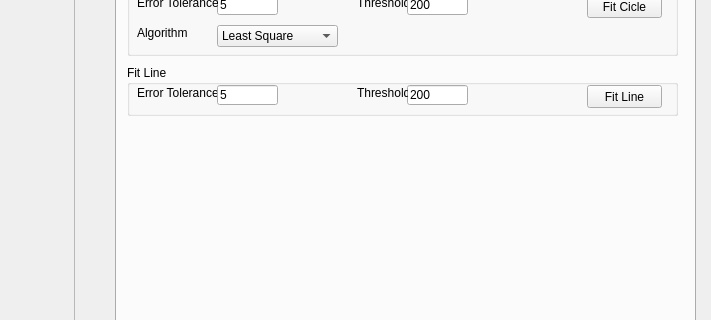
First picture: the form in VisionWidget/visionwidget.ui, repository hceng123/VisionLibrary, before the edit; both pictures show x 635 to 1346 and y 118 to 438 of the 1346 by 788 pixel window.
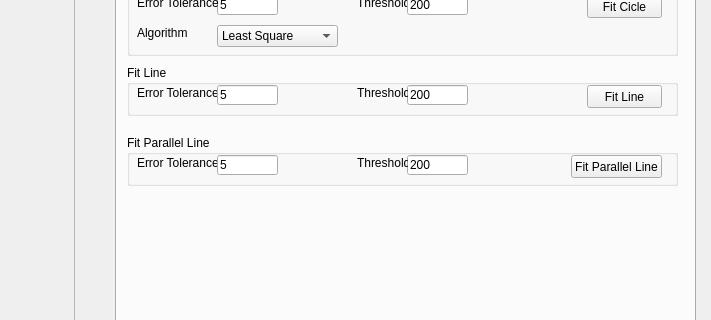
Second picture: the form after the edit. Custom widgets are drawn as their Qt base class.

Commit message:
Add fit parallel line feature to VisionWidget
Add fit parallel line feature to VisionWidget.

Diff of the .ui file:
```diff
--- a/VisionWidget/visionwidget.ui
+++ b/VisionWidget/visionwidget.ui
@@ -285,6 +285,90 @@
        </property>
       </widget>
      </widget>
+     <widget class="QGroupBox" name="groupBoxFitParallelLine">
+      <property name="geometry">
+       <rect>
+        <x>10</x>
+        <y>190</y>
+        <width>551</width>
+        <height>51</height>
+       </rect>
+      </property>
+      <property name="title">
+       <string>Fit Parallel Line</string>
+      </property>
+      <widget class="QLabel" name="labelFitParallelLineErrTol">
+       <property name="geometry">
+        <rect>
+         <x>10</x>
+         <y>20</y>
+         <width>81</width>
+         <height>16</height>
+        </rect>
+       </property>
+       <property name="text">
+        <string>Error Tolerance</string>
+       </property>
+      </widget>
+      <widget class="QLineEdit" name="lineEditFitParallelLineErrTol">
+       <property name="geometry">
+        <rect>
+         <x>90</x>
+         <y>20</y>
+         <width>61</width>
+         <height>20</height>
+        </rect>
+       </property>
+       <property name="inputMethodHints">
+        <set>Qt::ImhDigitsOnly</set>
+       </property>
+       <property name="text">
+        <string>5</string>
+       </property>
+      </widget>
+      <widget class="QLineEdit" name="lineEditFitParallelLineThreshold">
+       <property name="geometry">
+        <rect>
+         <x>280</x>
+         <y>20</y>
+         <width>61</width>
+         <height>20</height>
+        </rect>
+       </property>
+       <property name="inputMethodHints">
+        <set>Qt::ImhDigitsOnly</set>
+       </property>
+       <property name="text">
+        <string>200</string>
+       </property>
+      </widget>
+      <widget class="QLabel" name="labelFitParallelLineThreshold">
+       <property name="geometry">
+        <rect>
+         <x>230</x>
+         <y>20</y>
+         <width>51</width>
+         <height>16</height>
+        </rect>
+       </property>
+       <property name="text">
+        <string>Threshold</string>
+       </property>
+      </widget>
+      <widget class="QPushButton" name="fitParallelLineBtn">
+       <property name="geometry">
+        <rect>
+         <x>444</x>
+         <y>20</y>
+         <width>91</width>
+         <height>23</height>
+        </rect>
+       </property>
+       <property name="text">
+        <string>Fit Parallel Line</string>
+       </property>
+      </widget>
+     </widget>
     </widget>
     <widget class="QWidget" name="tabAlignment">
      <attribute name="title">
```
The commit also changes 18 other files.
